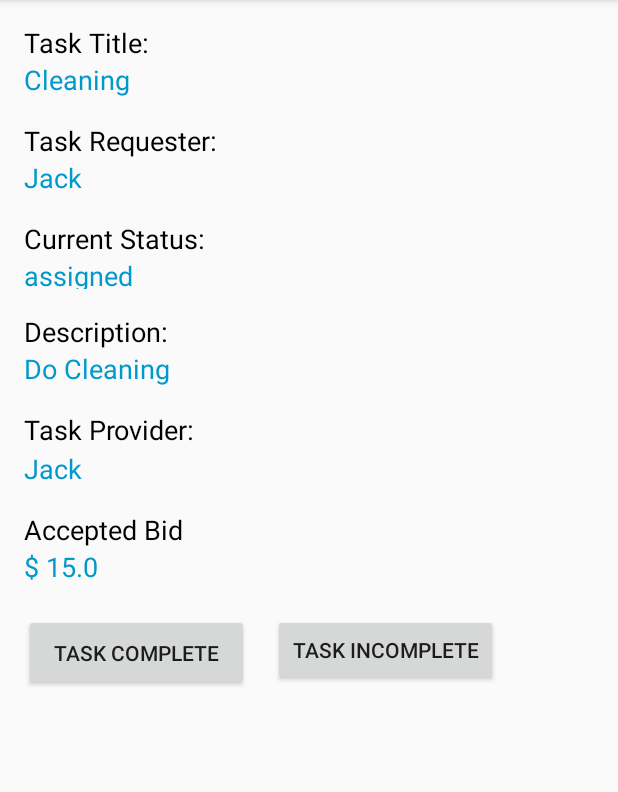
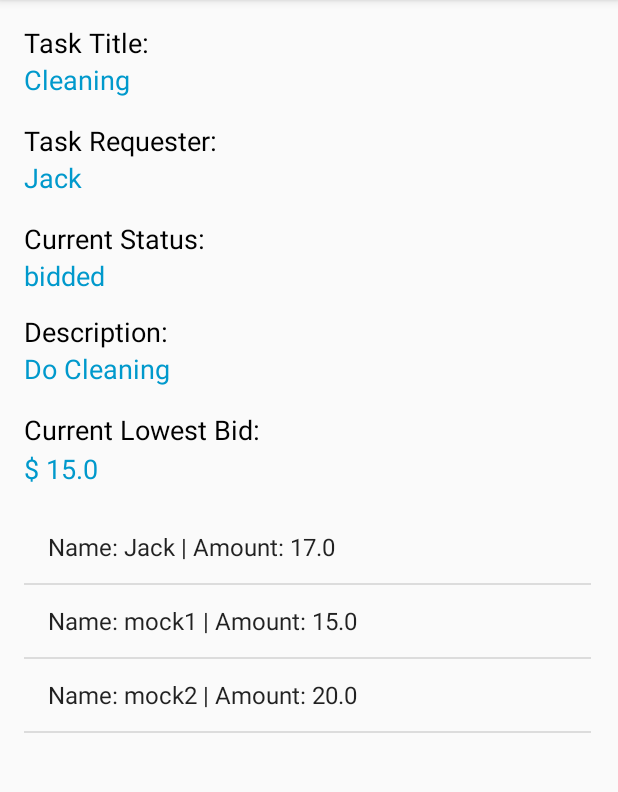
Before and after one commit to CMPUT301W18T08/Task-Management-Monster, an Android app: the screen it shows after launch (DetailTaskActivity), after a tap on "TEST1", on a phone screen of 412 x 824 dp, the part 84-876 px from its top. Run offline under Robolectric (Android 15) with nearby library versions, the phone set to English and light mode, and no system bars.

Commit message:
REquestor detail 2 (with test case)

```diff
--- a/app/src/main/AndroidManifest.xml
+++ b/app/src/main/AndroidManifest.xml
@@ -20,7 +20,7 @@
         </activity>
         <activity android:name=".NewTaskActivity" />
         <activity android:name=".DetailTaskActivity" />
-        <activity android:name=".BidActivity"></activity>
+        <activity android:name=".DetailBidActivity"></activity>
     </application>
 
 </manifest>
--- a/app/src/main/java/com/example/yanghanwen/taskmanagementmonster/Bid.java
+++ b/app/src/main/java/com/example/yanghanwen/taskmanagementmonster/Bid.java
@@ -32,6 +32,6 @@ public class Bid {
 
     public String toString() {
 
-        return "Name: " + userName + " " + "Amount: " + amount;
+        return "Name: " + userName + " | " + "Amount: " + amount;
     }
 }
--- a/app/src/main/java/com/example/yanghanwen/taskmanagementmonster/BidActivity.java
+++ b/app/src/main/java/com/example/yanghanwen/taskmanagementmonster/DetailBidActivity.java
@@ -3,11 +3,13 @@ package com.example.yanghanwen.taskmanagementmonster;
 import android.support.v7.app.AppCompatActivity;
 import android.os.Bundle;
 
-public class BidActivity extends AppCompatActivity {
+public class DetailBidActivity extends AppCompatActivity {
 
     @Override
     protected void onCreate(Bundle savedInstanceState) {
         super.onCreate(savedInstanceState);
-        setContentView(R.layout.activity_bid);
+        setContentView(R.layout.activity_detail_bid);
     }
+
+
 }
--- a/app/src/main/java/com/example/yanghanwen/taskmanagementmonster/DetailTaskActivity.java
+++ b/app/src/main/java/com/example/yanghanwen/taskmanagementmonster/DetailTaskActivity.java
@@ -1,17 +1,24 @@
 package com.example.yanghanwen.taskmanagementmonster;
 
+import android.content.Intent;
 import android.support.v7.app.AppCompatActivity;
 import android.os.Bundle;
 import android.view.View;
+import android.widget.AdapterView;
+import android.widget.ArrayAdapter;
 import android.widget.Button;
 import android.widget.EditText;
+import android.widget.ListAdapter;
+import android.widget.ListView;
 import android.widget.TextView;
+
+import java.util.ArrayList;
 
 public class DetailTaskActivity extends AppCompatActivity {
 
     int mode;
 
-    private DetailTaskModel detailTaskModel;
+    public static DetailTaskModel detailTaskModel;
 
     private TextView viewTitle;
     private TextView viewUsername;
@@ -28,6 +35,11 @@ public class DetailTaskActivity extends AppCompatActivity {
 
     private Button changeButton;
     private Button declineButton;
+
+    private ListView listViewBids;
+
+    private ArrayList<Bid> bidList;
+    private ArrayAdapter<Bid> adapter;
 
     @Override
     protected void onCreate(Bundle savedInstanceState) {
@@ -81,6 +93,8 @@ public class DetailTaskActivity extends AppCompatActivity {
         editBid = (EditText) findViewById(R.id.editTextDetail);
         editTitle = (EditText) findViewById(R.id.editTextDetailTitle);
         editDescription = (EditText) findViewById(R.id.editTextDetailDescription);
+
+        listViewBids = (ListView) findViewById(R.id.detailListView);
 
         changeButton = (Button) findViewById(R.id.buttonDetail);
         declineButton = (Button) findViewById(R.id.buttonDetail2);
@@ -146,6 +160,19 @@ public class DetailTaskActivity extends AppCompatActivity {
             }
         });
 
+        listViewBids.setOnItemClickListener(new AdapterView.OnItemClickListener() {
+            @Override
+            public void onItemClick(AdapterView<?> adapterView, View view, int i, long l) {
+
+                Intent intent = new Intent(DetailTaskActivity.this,
+                        DetailBidActivity.class);
+
+                intent.putExtra("position", i);;
+
+                startActivity(intent);
+            }
+        });
+
     }
 
     private void updateView() {
@@ -177,6 +204,18 @@ public class DetailTaskActivity extends AppCompatActivity {
         declineButton.setText( detailTaskModel.getButtonText2() );
         declineButton.setVisibility( detailTaskModel.visibilityDeclineButton() );
 
+        int listVisibility = detailTaskModel.visibilityListView();
+        listViewBids.setVisibility( listVisibility );
+
+        if ( listVisibility == View.VISIBLE ) {
+
+            bidList = detailTaskModel.getBidsList();
+
+            adapter = new ArrayAdapter<Bid>(this,
+                    android.R.layout.simple_list_item_1, bidList);
+
+            listViewBids.setAdapter(adapter);
+        }
+
     }
-
 }
--- a/app/src/main/java/com/example/yanghanwen/taskmanagementmonster/DetailTaskModel.java
+++ b/app/src/main/java/com/example/yanghanwen/taskmanagementmonster/DetailTaskModel.java
@@ -1,4 +1,8 @@
 package com.example.yanghanwen.taskmanagementmonster;
+
+import android.widget.ArrayAdapter;
+
+import java.util.ArrayList;
 
 /**
  * Created by superfan1995 on 2018-03-09.
@@ -28,6 +32,7 @@ public abstract class DetailTaskModel {
     public abstract String getBidLowest();
     public abstract String getMyBidInfo();
     public abstract String getMyBid();
+    public abstract ArrayList<Bid> getBidsList();
 
     public abstract String getButtonText1();
     public abstract String getButtonText2();
@@ -41,6 +46,7 @@ public abstract class DetailTaskModel {
     public abstract int visibilityEditDescription();
     public abstract int visibilityChangeButton();
     public abstract int visibilityDeclineButton();
+    public abstract int visibilityListView();
 
     public abstract void changeButtonAction(String newValue);
     public abstract void declineButtonAction(String newValue);
--- a/app/src/main/java/com/example/yanghanwen/taskmanagementmonster/DetailTaskRequestorModel.java
+++ b/app/src/main/java/com/example/yanghanwen/taskmanagementmonster/DetailTaskRequestorModel.java
@@ -1,6 +1,8 @@
 package com.example.yanghanwen.taskmanagementmonster;
 
 import android.view.View;
+
+import java.util.ArrayList;
 
 /**
  * Created by superfan1995 on 2018-03-12.
@@ -28,7 +30,7 @@ public class DetailTaskRequestorModel extends DetailTaskModel {
 
         else if (status == "bidded") {
 
-            return "";
+            return "Current Lowest Bid:";
         }
 
         else {
@@ -47,7 +49,8 @@ public class DetailTaskRequestorModel extends DetailTaskModel {
 
         else if (status == "bidded") {
 
-            return "";
+            Double lowestBid = super.task.getLowestBid();
+            return "$ " + lowestBid.toString();
         }
 
         else {
@@ -101,11 +104,6 @@ public class DetailTaskRequestorModel extends DetailTaskModel {
             return "Modify Title";
         }
 
-        else if (status == "bidded") {
-
-            return "";
-        }
-
         else if (status == "assigned") {
 
             return "Task Complete";
@@ -124,11 +122,6 @@ public class DetailTaskRequestorModel extends DetailTaskModel {
             return "Modify Description";
         }
 
-        else if (status == "bidded") {
-
-            return "";
-        }
-
         else if (status == "assigned") {
 
             return "Task Incomplete";
@@ -140,22 +133,15 @@ public class DetailTaskRequestorModel extends DetailTaskModel {
         }
     }
 
+    public ArrayList<Bid> getBidsList() {
+
+        return super.task.getBidList();
+    }
+
     public int visibilityBidInfo() {
 
-        if (status == "requested") {
+        return View.VISIBLE;
 
-            return View.VISIBLE;
-        }
-
-        else if (status == "bidded") {
-
-            return 0;
-        }
-
-        else {
-
-            return View.VISIBLE;
-        }
     }
 
     public int visibilityBidLowest() {
@@ -163,11 +149,6 @@ public class DetailTaskRequestorModel extends DetailTaskModel {
         if (status == "requested") {
 
             return View.GONE;
-        }
-
-        else if (status == "bidded") {
-
-            return 0;
         }
 
         else {
@@ -185,7 +166,7 @@ public class DetailTaskRequestorModel extends DetailTaskModel {
 
         else if (status == "bidded") {
 
-            return 0;
+            return View.GONE;
         }
 
         else {
@@ -205,7 +186,7 @@ public class DetailTaskRequestorModel extends DetailTaskModel {
 
             else if (status == "bidded") {
 
-                return 0;
+                return View.GONE;
             }
 
             else {
@@ -218,20 +199,7 @@ public class DetailTaskRequestorModel extends DetailTaskModel {
 
     public int visibilityEdit() {
 
-        if (status == "requested") {
-
-            return View.GONE;
-        }
-
-        else if (status == "bidded") {
-
-            return 0;
-        }
-
-        else {
-
-            return View.GONE;
-        }
+        return View.GONE;
     }
 
     public int visibilityEditTitle() {
@@ -267,11 +235,6 @@ public class DetailTaskRequestorModel extends DetailTaskModel {
             return View.VISIBLE;
         }
 
-        else if (status == "bidded") {
-
-            return 0;
-        }
-
         else if (status == "assigned") {
 
             return View.VISIBLE;
@@ -290,12 +253,20 @@ public class DetailTaskRequestorModel extends DetailTaskModel {
             return View.VISIBLE;
         }
 
-        else if (status == "bidded") {
+        else if (status == "assigned") {
 
-            return 0;
+            return View.VISIBLE;
         }
 
-        else if (status == "assigned") {
+        else {
+
+            return View.GONE;
+        }
+    }
+
+    public int visibilityListView() {
+
+        if (status == "bidded") {
 
             return View.VISIBLE;
         }
@@ -311,10 +282,6 @@ public class DetailTaskRequestorModel extends DetailTaskModel {
         if (status == "requested") {
 
             super.task.setTaskname(newValue);
-        }
-
-        else if (status == "bidded") {
-
         }
 
         else if (status == "assigned") {
@@ -336,10 +303,6 @@ public class DetailTaskRequestorModel extends DetailTaskModel {
             super.task.setDescription(newValue);
         }
 
-        else if (status == "bidded") {
-
-        }
-
         else if (status == "assigned") {
 
             super.task.emptyBids();
--- a/app/src/main/java/com/example/yanghanwen/taskmanagementmonster/MainActivity.java
+++ b/app/src/main/java/com/example/yanghanwen/taskmanagementmonster/MainActivity.java
@@ -41,11 +41,13 @@ public class MainActivity extends AppCompatActivity {
 
         mockTest = new Task(username, taskname, Description);
 
-        Double amount = 15.00;
+        Double amount = 17.00;
 
         mockTest.createNewBid(user.getUserName(), amount);
+        mockTest.createNewBid("mock1", 15.00);
+        mockTest.createNewBid("mock2", 20.00);
 
-        mockTest.setAccepted(user.getUserName());
+        //mockTest.setAccepted(user.getUserName());
 
         testNew = (Button) findViewById(R.id.buttonTestNes);
         testRe = (Button) findViewById(R.id.buttonTestRe);
--- a/app/src/main/java/com/example/yanghanwen/taskmanagementmonster/Task.java
+++ b/app/src/main/java/com/example/yanghanwen/taskmanagementmonster/Task.java
@@ -87,17 +87,9 @@ public class Task {
         }
     }
 
-    public String getFirstBidder() {
+    public ArrayList<Bid> getBidList() {
 
-        String bidder = null;
-
-        if ( hasBid() ) {
-
-            bidder = bids.get(0).getUserName();
-        }
-
-        return bidder;
-
+        return bids;
     }
 
     public Double getUserAmount(String bidder) {
@@ -200,7 +192,20 @@ public class Task {
         this.setStatus("requested");
     }
 
-    public void setAccepted (String username) {
+    public String getFirstBidder() {
+
+        String bidder = null;
+
+        if ( hasBid() ) {
+
+            bidder = bids.get(0).getUserName();
+        }
+
+        return bidder;
+
+    }
+
+    public void setAssigned (String username) {
 
         Double amount = getUserAmount(username);
 
--- a/app/src/main/res/layout/activity_bid.xml
+++ b/app/src/main/res/layout/activity_detail_bid.xml
@@ -4,6 +4,6 @@
     xmlns:tools="http://schemas.android.com/tools"
     android:layout_width="match_parent"
     android:layout_height="match_parent"
-    tools:context="com.example.yanghanwen.taskmanagementmonster.BidActivity">
+    tools:context="com.example.yanghanwen.taskmanagementmonster.DetailBidActivity">
 
 </android.support.constraint.ConstraintLayout>
--- a/app/src/main/res/layout/activity_detail_task.xml
+++ b/app/src/main/res/layout/activity_detail_task.xml
@@ -3,11 +3,11 @@
     xmlns:app="http://schemas.android.com/apk/res-auto"
     xmlns:tools="http://schemas.android.com/tools"
 
-    tools:layout_marginTop="0dp"
+    android:layout_width="match_parent"
 
-    android:layout_width="match_parent"
     android:layout_height="match_parent"
-    tools:context="com.example.yanghanwen.taskmanagementmonster.DetailTaskActivity">
+    tools:context="com.example.yanghanwen.taskmanagementmonster.DetailTaskActivity"
+    tools:layout_marginTop="0dp">
 
     <TextView
         android:id="@+id/detailTitle"
@@ -194,9 +194,12 @@
         app:layout_constraintTop_toBottomOf="@+id/editTextDetailTitle" />
 
     <ListView
-        android:layout_width="380dp"
-        android:layout_height="254dp"
-        tools:layout_editor_absoluteX="16dp"
-        tools:layout_editor_absoluteY="335dp" />
+        android:id="@+id/detailListView"
+        android:layout_width="378dp"
+        android:layout_height="248dp"
+        android:layout_marginStart="16dp"
+        android:layout_marginTop="16dp"
+        app:layout_constraintStart_toStartOf="parent"
+        app:layout_constraintTop_toBottomOf="@+id/detailBidLowest" />
 
 </android.support.constraint.ConstraintLayout>
```
Also changed, not shown: app/src/main/java/com/example/yanghanwen/taskmanagementmonster/DetailBidModel.java (added, +8 -0 lines), app/src/main/java/com/example/yanghanwen/taskmanagementmonster/DetailTaskProviderModel.java (+13 -1 lines), app/src/main/java/com/example/yanghanwen/taskmanagementmonster/DetailTaskSearchModel.java (+12 -0 lines).
